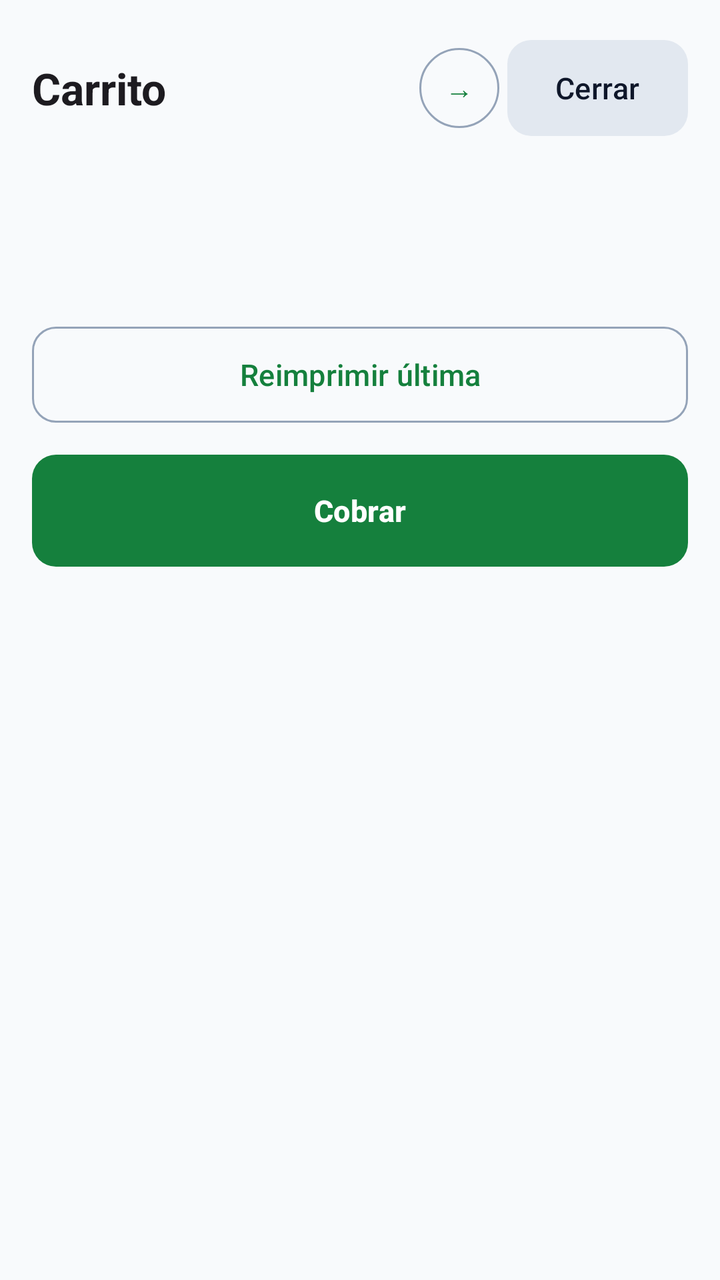
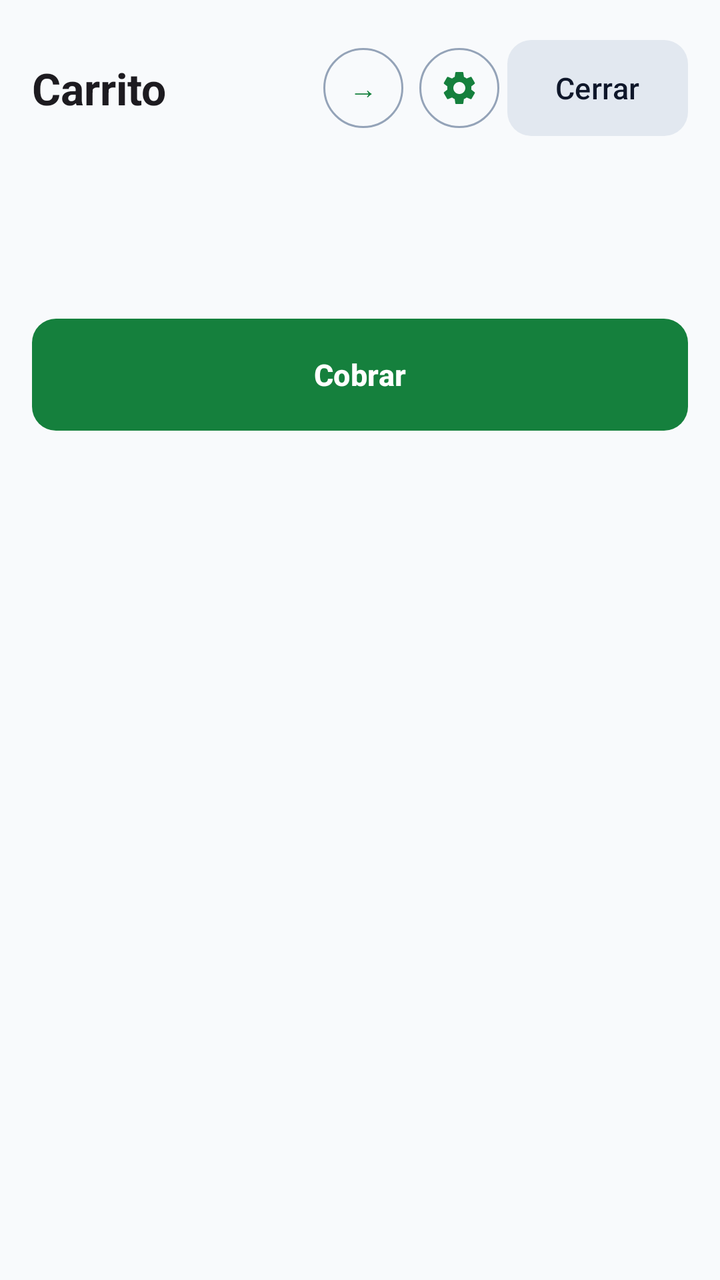

Before-and-after screenshots of an Android layout around one commit, followed by the original layout XML and the change that was made.
<!-- AndroidManifest.xml: application theme Theme.Entradas -->
<!-- res/layout/fragment_pos_cart_panel.xml -->
<?xml version="1.0" encoding="utf-8"?>
<LinearLayout xmlns:android="http://schemas.android.com/apk/res/android"
    android:orientation="vertical"
    android:padding="16dp"
    android:layout_width="match_parent"
    android:layout_height="wrap_content">

    <LinearLayout
        android:orientation="horizontal"
        android:gravity="center_vertical"
        android:layout_width="match_parent"
        android:layout_height="wrap_content">

        <TextView
            android:layout_width="0dp"
            android:layout_height="wrap_content"
            android:layout_weight="1"
            android:text="Carrito"
            android:textAppearance="?attr/textAppearanceTitleLarge"
            android:textStyle="bold" />

        <com.google.android.material.button.MaterialButton
            android:id="@+id/btnPanelCollapse"
            style="?attr/materialIconButtonOutlinedStyle"
            android:layout_width="48dp"
            android:layout_height="48dp"
            android:text="→"
            android:contentDescription="Ocultar carrito" />

        <com.google.android.material.button.MaterialButton
            android:id="@+id/btnPanelClose"
            style="@style/Widget.Entradas.Button.Neutral"
            android:layout_width="wrap_content"
            android:layout_height="wrap_content"
            android:text="Cerrar" />
    </LinearLayout>

    <androidx.recyclerview.widget.RecyclerView
        android:id="@+id/rvCart"
        android:layout_width="match_parent"
        android:layout_height="wrap_content"
        android:maxHeight="320dp"
        android:layout_marginTop="8dp" />

    <TextView android:id="@+id/tvCartDiscounts"
        android:layout_width="match_parent"
        android:layout_height="wrap_content"
        android:layout_marginTop="8dp"
        android:textSize="14sp" />

    <TextView android:id="@+id/tvCartTotal"
        android:layout_width="match_parent"
        android:layout_height="wrap_content"
        android:gravity="end"
        android:layout_marginTop="8dp"
        android:textAppearance="?attr/textAppearanceHeadlineSmall"
        android:textStyle="bold" />

    <com.google.android.material.button.MaterialButton
        android:id="@+id/btnPanelReprint"
        style="@style/Widget.Entradas.Button.Ghost"
        android:layout_width="match_parent"
        android:layout_height="wrap_content"
        android:layout_marginTop="12dp"
        android:text="Reimprimir última" />

    <com.google.android.material.button.MaterialButton
        android:id="@+id/btnPanelCobrar"
        style="@style/Widget.Entradas.Button.Cobro"
        android:layout_width="match_parent"
        android:layout_height="wrap_content"
        android:layout_marginTop="8dp"
        android:text="Cobrar" />
</LinearLayout>
<!-- resources referenced by this layout -->
<resources>
  <style name="Widget.Entradas.Button.Ghost" parent="Widget.Material3.Button.OutlinedButton">
          <item name="android:minHeight">56dp</item>
          <item name="android:textSize">15sp</item>
          <item name="cornerRadius">12dp</item>
      </style>
  <color name="cobro_on">#FFFFFF</color>
  <color name="primary">#15803D</color>
  <color name="on_primary">#FFFFFF</color>
  <color name="primary_container">#BBF7D0</color>
  <color name="on_primary_container">#052E16</color>
  <color name="secondary">#475569</color>
  <color name="on_secondary">#FFFFFF</color>
  <color name="secondary_container">#E2E8F0</color>
  <color name="on_secondary_container">#0F172A</color>
  <color name="tertiary">#B45309</color>
  <color name="on_tertiary">#FFFFFF</color>
  <color name="tertiary_container">#FDE68A</color>
  <color name="on_tertiary_container">#451A03</color>
  <color name="error">#B3261E</color>
  <color name="on_error">#FFFFFF</color>
  <color name="error_container">#F9DEDC</color>
  <color name="on_error_container">#410E0B</color>
  <color name="background">#F8FAFC</color>
  <color name="surface">#F8FAFC</color>
  <color name="on_surface">#0F172A</color>
  <color name="surface_variant">#E2E8F0</color>
  <color name="on_surface_variant">#475569</color>
  <color name="outline">#94A3B8</color>
  <color name="on_background">#0F172A</color>
  <color name="outline_variant">#CBD5E1</color>
  <color name="surface_container_lowest">#FFFFFF</color>
  <color name="surface_container_low">#F1F5F9</color>
  <color name="surface_container">#E9EEF4</color>
  <color name="surface_container_high">#E2E8F0</color>
  <color name="surface_container_highest">#CBD5E1</color>
  <color name="surface_bright">#F8FAFC</color>
  <color name="surface_dim">#DCE3EC</color>
  <style name="Widget.Entradas.Button" parent="Widget.Material3.Button" />
  <style name="Widget.Entradas.TextInput" parent="Widget.Material3.TextInputLayout.OutlinedBox">
          <item name="shapeAppearanceOverlay">@style/Shape.Entradas.TextInput</item>
      </style>
  <style name="Widget.Entradas.Toolbar" parent="Widget.Material3.Toolbar">
          <item name="titleTextAppearance">@style/TextAppearance.Entradas.SectionTitle</item>
      </style>
  <style name="Theme.Entradas.BottomSheet" parent="ThemeOverlay.Material3.BottomSheetDialog">
          <item name="bottomSheetStyle">@style/Widget.Entradas.BottomSheet</item>
      </style>
  <style name="TextAppearance.Entradas.SectionTitle" parent="TextAppearance.Material3.TitleMedium">
          <item name="android:textStyle">bold</item>
      </style>
  <style name="Shape.Entradas.Dialog" parent="ShapeAppearance.Material3.MediumComponent">
          <item name="cornerFamily">rounded</item>
          <item name="cornerSize">24dp</item>
      </style>
  <style name="Widget.Entradas.BottomSheet" parent="Widget.Material3.BottomSheet">
          <item name="shapeAppearance">@style/Shape.Entradas.Sheet</item>
      </style>
  <!-- unchanged entries left out for length: 7 -->
</resources>

<!-- the commit's change to res/layout/fragment_pos_cart_panel.xml (unified diff, before → after) -->
@@ -1,5 +1,6 @@
 <?xml version="1.0" encoding="utf-8"?>
 <LinearLayout xmlns:android="http://schemas.android.com/apk/res/android"
+    xmlns:app="http://schemas.android.com/apk/res-auto"
     android:orientation="vertical"
     android:padding="16dp"
     android:layout_width="match_parent"
@@ -26,6 +27,14 @@
             android:layout_height="48dp"
             android:text="→"
             android:contentDescription="Ocultar carrito" />
+
+        <com.google.android.material.button.MaterialButton
+            android:id="@+id/btnPanelConfig"
+            style="?attr/materialIconButtonOutlinedStyle"
+            android:layout_width="48dp"
+            android:layout_height="48dp"
+            app:icon="@drawable/ic_settings"
+            android:contentDescription="Configuración" />
 
         <com.google.android.material.button.MaterialButton
             android:id="@+id/btnPanelClose"
@@ -57,14 +66,6 @@
         android:textStyle="bold" />
 
     <com.google.android.material.button.MaterialButton
-        android:id="@+id/btnPanelReprint"
-        style="@style/Widget.Entradas.Button.Ghost"
-        android:layout_width="match_parent"
-        android:layout_height="wrap_content"
-        android:layout_marginTop="12dp"
-        android:text="Reimprimir última" />
-
-    <com.google.android.material.button.MaterialButton
         android:id="@+id/btnPanelCobrar"
         style="@style/Widget.Entradas.Button.Cobro"
         android:layout_width="match_parent"
<!-- resource entries referenced after the edit -->
@@ -1,10 +1,13 @@
 <!-- resources referenced by this layout -->
 <resources>
-  <style name="Widget.Entradas.Button.Ghost" parent="Widget.Material3.Button.OutlinedButton">
-          <item name="android:minHeight">56dp</item>
-          <item name="android:textSize">15sp</item>
-          <item name="cornerRadius">12dp</item>
-      </style>
+  <!-- drawable ic_settings (drawable) -->
+  <vector xmlns:android="http://schemas.android.com/apk/res/android"
+      android:width="24dp" android:height="24dp"
+      android:viewportWidth="24" android:viewportHeight="24">
+      <path
+          android:fillColor="#64748B"
+          android:pathData="M19.14,12.94c0.04,-0.3 0.06,-0.61 0.06,-0.94c0,-0.33 -0.02,-0.64 -0.06,-0.94l2.03,-1.58c0.18,-0.14 0.23,-0.41 0.12,-0.61l-1.92,-3.32c-0.12,-0.22 -0.37,-0.29 -0.59,-0.22l-2.39,0.96c-0.5,-0.38 -1.03,-0.7 -1.62,-0.94L14.4,2.81c-0.04,-0.24 -0.24,-0.41 -0.5,-0.41h-3.8c-0.27,0 -0.46,0.17 -0.5,0.41L9.23,5.35c-0.59,0.24 -1.13,0.57 -1.62,0.94l-2.39,-0.96c-0.22,-0.08 -0.47,0 -0.59,0.22L2.71,8.87c-0.11,0.2 -0.06,0.47 0.12,0.61l2.03,1.58C4.82,11.36 4.8,11.67 4.8,12s0.02,0.64 0.06,0.94l-2.03,1.58c-0.18,0.14 -0.23,0.41 -0.12,0.61l1.92,3.32c0.12,0.22 0.37,0.29 0.59,0.22l2.39,-0.96c0.5,0.38 1.03,0.7 1.62,0.94l0.36,2.54c0.05,0.24 0.24,0.41 0.5,0.41h3.8c0.27,0 0.46,-0.17 0.5,-0.41l0.36,-2.54c0.59,-0.24 1.13,-0.56 1.62,-0.94l2.39,0.96c0.22,0.08 0.47,0 0.59,-0.22l1.92,-3.32c0.11,-0.2 0.06,-0.47 -0.12,-0.61L19.14,12.94zM12,15.6c-1.98,0 -3.6,-1.62 -3.6,-3.6s1.62,-3.6 3.6,-3.6s3.6,1.62 3.6,3.6S13.98,15.6 12,15.6z" />
+  </vector>
   <color name="cobro_on">#FFFFFF</color>
   <color name="primary">#15803D</color>
   <color name="on_primary">#FFFFFF</color>
